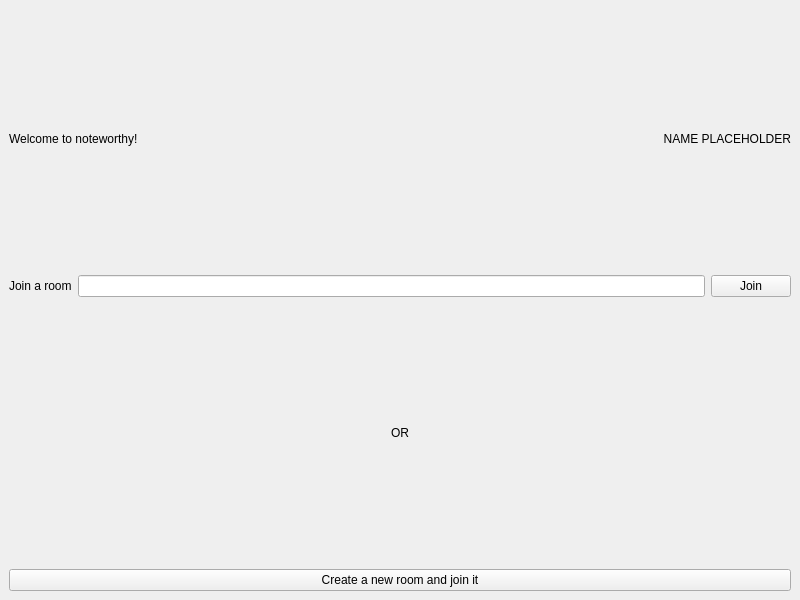
First picture: the form in Homepage.ui, repository davlaf/noteworthy-qt, before the edit.
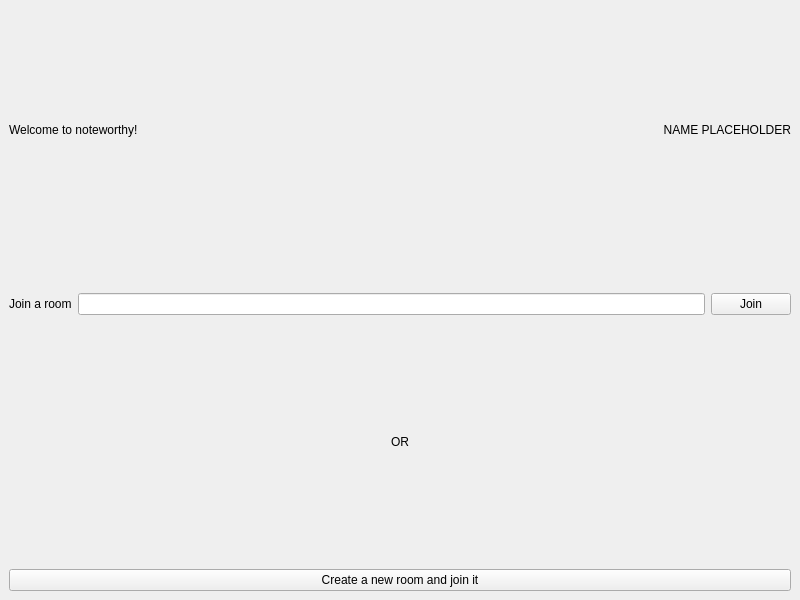
Second picture: the form after the edit.

Patch:
```diff
--- a/Homepage.ui
+++ b/Homepage.ui
@@ -36,6 +36,19 @@
       </item>
      </layout>
     </item>
+    <item>
+     <widget class="QLabel" name="error">
+      <property name="maximumSize">
+       <size>
+        <width>16777215</width>
+        <height>30</height>
+       </size>
+      </property>
+      <property name="text">
+       <string/>
+      </property>
+     </widget>
+    </item>
     <item>
      <layout class="QHBoxLayout" name="horizontalLayout_2">
       <item>
```
Left out of the diff: 2 changed lines with no effect on the pictures.
